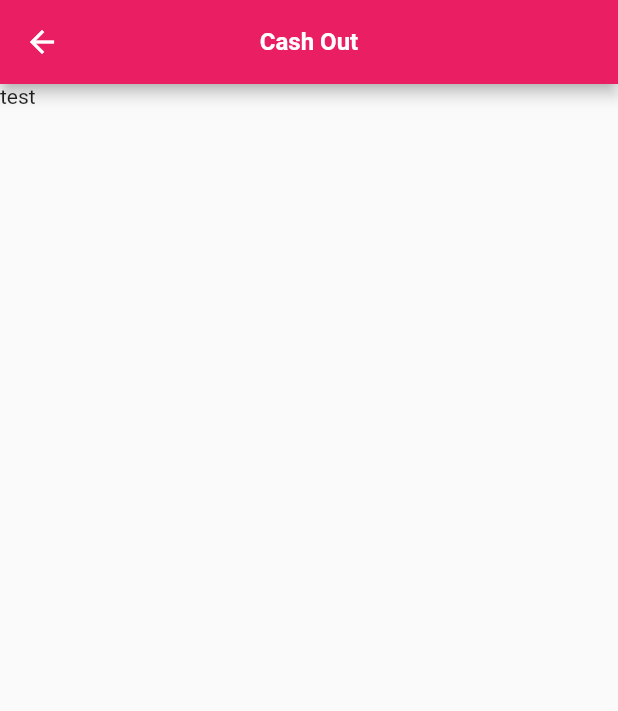
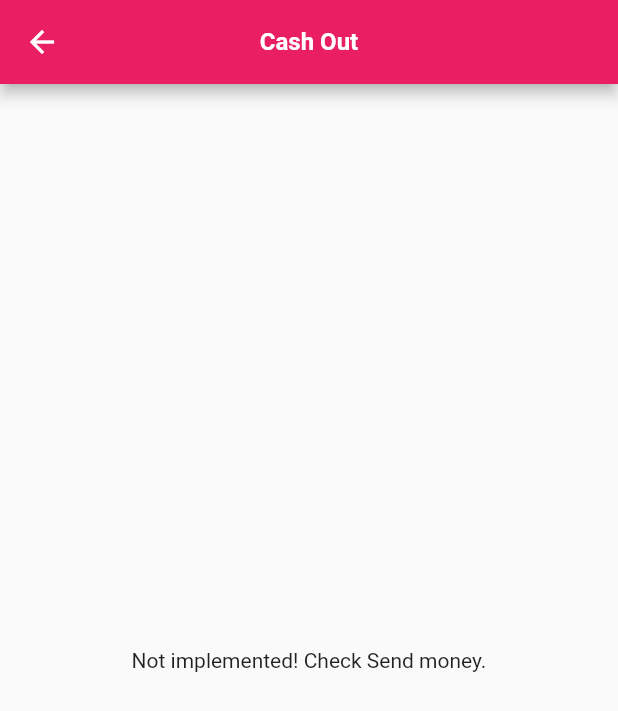
Before and after one commit to evanemran/bKash_cLone, a Flutter app: the screen it shows after launch, after a tap on "Cash Out", on a phone screen of 412 x 824 dp. Shown: the top 711 px of the screen. Run offline on Flutter 3.47's test engine with Material 2 defaults, Android fonts, the phone set to English and light mode, and no system bars; our stand-ins replace carousel_slider; missing offline and left inert: barcode_scan2.

Commit message:
placeholders updated

```diff
--- a/lib/enums/home_menu.dart
+++ b/lib/enums/home_menu.dart
@@ -1,3 +1,4 @@
+import 'package:bkash/styles/AppText.dart';
 import 'package:bkash/widgets/send_money_widget.dart';
 import 'package:flutter/cupertino.dart';
 
@@ -6,31 +7,31 @@ import '../widgets/offer_widget.dart';
 enum HomeMenu {
   //top menu
   SEND_MONEY('Send Money', 'assets/send_money.jpg', SendMoneyWidget()),
-  CASH_OUT('Cash Out', 'assets/cash_out.jpg', Text("test")),
-  TOP_UP('Top-up', 'assets/mobile_recharge.jpg', Text("test")),
-  PAYMENT('Payment', 'assets/make_payment.jpg', Text("test")),
+  CASH_OUT('Cash Out', 'assets/cash_out.jpg', Text(AppText.placeholder)),
+  TOP_UP('Top-up', 'assets/mobile_recharge.jpg', Text(AppText.placeholder)),
+  PAYMENT('Payment', 'assets/make_payment.jpg', Text(AppText.placeholder)),
 
-  ADD_MONEY('Add Money', 'assets/add_money.jpg', Text("test")),
-  PAY_BILL('Pay Bill', 'assets/pay_bill.jpg', Text("test")),
-  TICKETS('Tickets', 'assets/tickets.jpg', Text("test")),
-  MORE('More', 'assets/more.jpg', Text("test")),
+  ADD_MONEY('Add Money', 'assets/add_money.jpg', Text(AppText.placeholder)),
+  PAY_BILL('Pay Bill', 'assets/pay_bill.jpg', Text(AppText.placeholder)),
+  TICKETS('Tickets', 'assets/tickets.jpg', Text(AppText.placeholder)),
+  MORE('More', 'assets/more.jpg', Text(AppText.placeholder)),
 
   //my bKash
-  TOPUP('Evan Emran', 'assets/mobile_recharge.jpg', Text("test")),
-  SHWAPNO('Shwapno', 'assets/make_payment.jpg', Text("test")),
-  INTERNET('Internet', 'assets/pay_bill.jpg', Text("test")),
-  CARD('Card', 'assets/add_money.jpg', Text("test")),
-  ACCOUNT('My Account', 'assets/mobile_recharge.jpg', Text("test")),
+  TOPUP('Evan Emran', 'assets/mobile_recharge.jpg', Text(AppText.placeholder)),
+  SHWAPNO('Shwapno', 'assets/make_payment.jpg', Text(AppText.placeholder)),
+  INTERNET('Internet', 'assets/pay_bill.jpg', Text(AppText.placeholder)),
+  CARD('Card', 'assets/add_money.jpg', Text(AppText.placeholder)),
+  ACCOUNT('My Account', 'assets/mobile_recharge.jpg', Text(AppText.placeholder)),
 
   //suggestions
-  BTCL('BTCL', 'assets/btcl.jpg', Text("test")),
-  AKASH('Akash DTH', 'assets/akash.jpg', Text("test")),
-  AJKER_DEAL('Ajker Deal', 'assets/ajkerdeal.jpg', Text("test")),
-  DARAZ('Daraz', 'assets/daraz.jpg', Text("test")),
-  STYLINE('Sty Line', 'assets/stiline.jpg', Text("test")),
+  BTCL('BTCL', 'assets/btcl.jpg', Text(AppText.placeholder)),
+  AKASH('Akash DTH', 'assets/akash.jpg', Text(AppText.placeholder)),
+  AJKER_DEAL('Ajker Deal', 'assets/ajkerdeal.jpg', Text(AppText.placeholder)),
+  DARAZ('Daraz', 'assets/daraz.jpg', Text(AppText.placeholder)),
+  STYLINE('Sty Line', 'assets/stiline.jpg', Text(AppText.placeholder)),
 
 
-  MOREE('More', 'assets/more.jpg', Text("test"));
+  MOREE('More', 'assets/more.jpg', Text(AppText.placeholder));
 
 
   final String title;
--- a/lib/pages/details_page.dart
+++ b/lib/pages/details_page.dart
@@ -23,7 +23,7 @@ class _DetailsPageState extends State<DetailsPage> {
           title: Text(widget.menu.title, style: AppTheme.actionBarText, textAlign: TextAlign.center,),
           backgroundColor: Colors.pink,
         ),
-        body: widget.menu.widget
+        body: Center(child: widget.menu.widget,)
     );
   }
 }
--- /dev/null
+++ b/lib/styles/AppText.dart
@@ -0,0 +1,3 @@
+class AppText {
+  static const String placeholder = "Not implemented! Check Send money.";
+}
--- a/lib/widgets/appbar_widget.dart
+++ b/lib/widgets/appbar_widget.dart
@@ -45,7 +45,7 @@ class AppBarWidgetState extends State<AppBarWidget> {
                 children: [
                   //User Name
                   Text(
-                    'Evan Emran',
+                    ' Evan Emran',
                     style: TextStyle(
                         fontSize: 15,
                         color: Colors.white,
--- a/lib/widgets/home_body_widget.dart
+++ b/lib/widgets/home_body_widget.dart
@@ -252,7 +252,7 @@ class HomeBodyWidget extends StatelessWidget {
   }
 
   Widget _buildImageSlider(){
-    return Container(padding: const EdgeInsets.all(8.0), child: CarouselSlider(
+    return Container(padding: const EdgeInsets.fromLTRB(8.0, 8.0, 8.0, 12.0), child: CarouselSlider(
       options: CarouselOptions(height: 120.0,
         enableInfiniteScroll: true,
         autoPlay: true,
```
